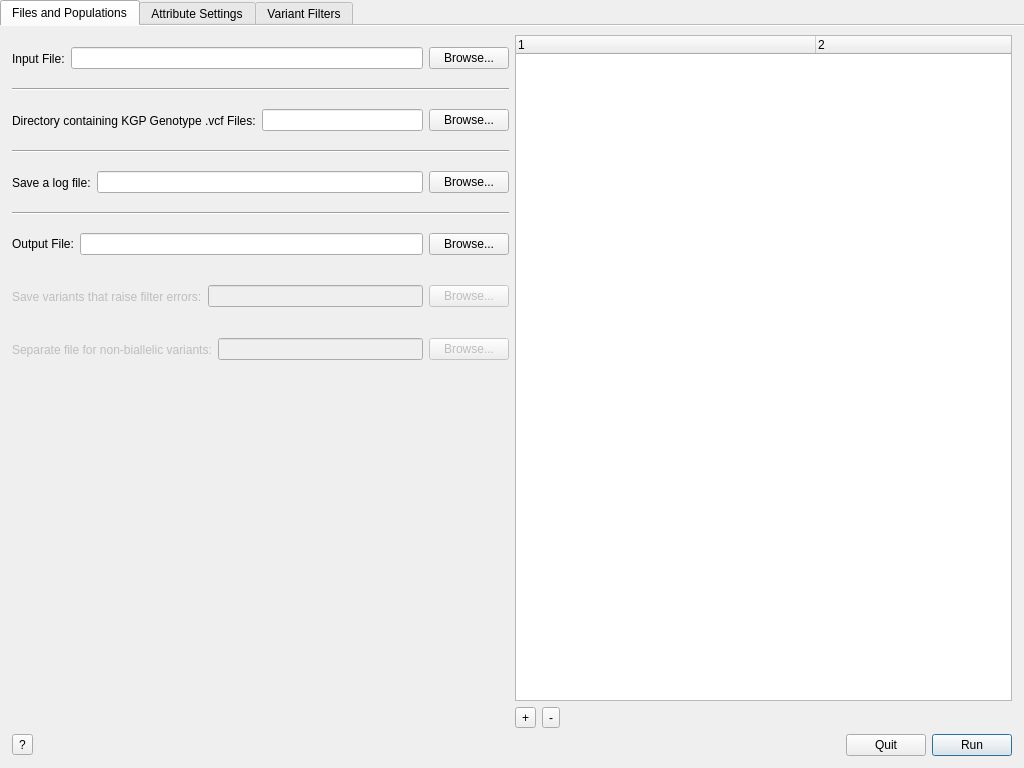
Above: ui/Main.ui from alex-r-bigelow/genepi_ngs_scripts before the change. Below: the same form after it.
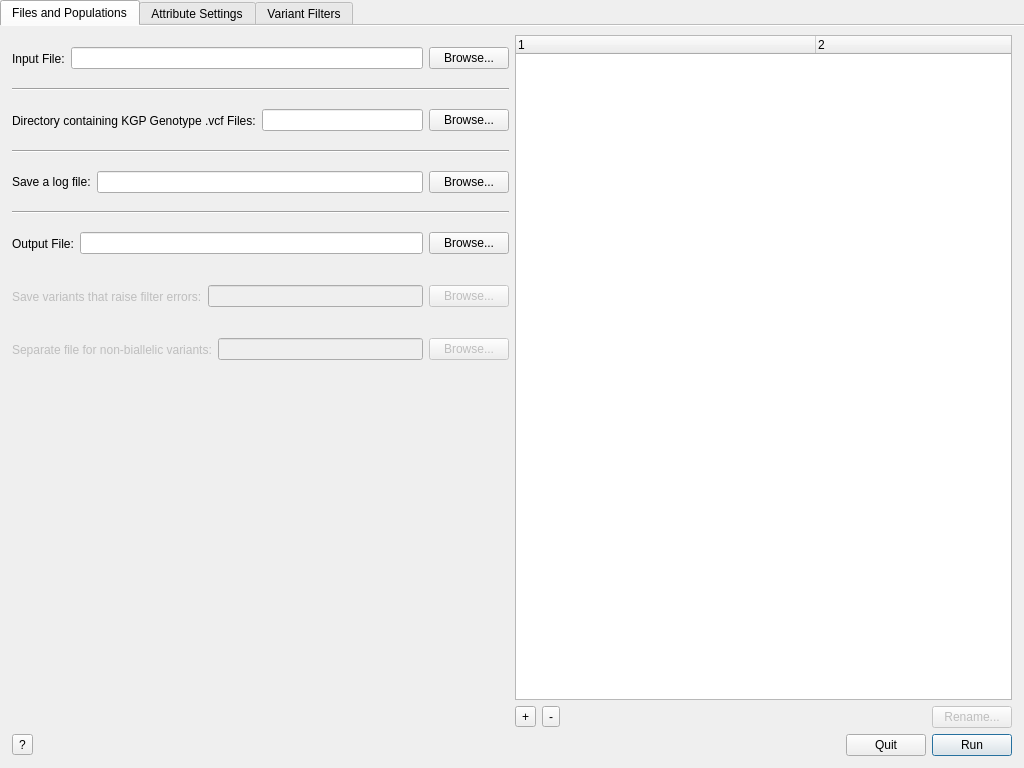
That is the form after the change.

```diff
--- a/ui/Main.ui
+++ b/ui/Main.ui
@@ -217,6 +217,16 @@
            </property>
           </spacer>
          </item>
+         <item>
+          <widget class="QPushButton" name="renameButton">
+           <property name="enabled">
+            <bool>false</bool>
+           </property>
+           <property name="text">
+            <string>Rename...</string>
+           </property>
+          </widget>
+         </item>
         </layout>
        </item>
        <item row="3" column="0">
```
Left out of the diff: 9 changed lines with no effect on the pictures.
